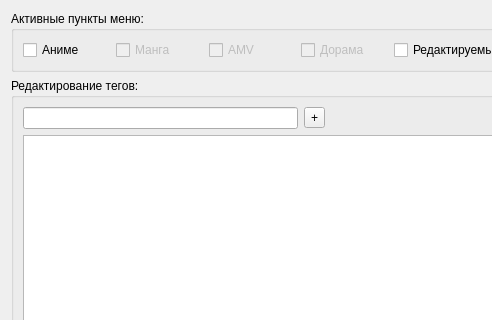
Qt form formsettings.ui (LibertaSoft/DatabaseAnime) before a commit; both pictures show x 0 to 492 and y 0 to 320 of the 655 by 501 pixel window.
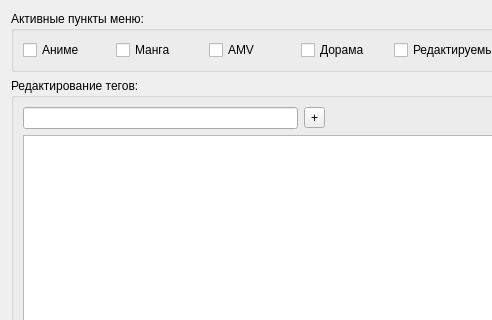
The same form after that commit. Icons and pictures are not drawn.

```diff
--- a/formsettings.ui
+++ b/formsettings.ui
@@ -33,7 +33,7 @@
       <item>
        <widget class="QCheckBox" name="CheckBox_EnableManga">
         <property name="enabled">
-         <bool>false</bool>
+         <bool>true</bool>
         </property>
         <property name="text">
          <string>Манга</string>
@@ -43,7 +43,7 @@
       <item>
        <widget class="QCheckBox" name="CheckBox_EnableAMV">
         <property name="enabled">
-         <bool>false</bool>
+         <bool>true</bool>
         </property>
         <property name="text">
          <string>AMV</string>
@@ -53,7 +53,7 @@
       <item>
        <widget class="QCheckBox" name="CheckBox_EnableDorama">
         <property name="enabled">
-         <bool>false</bool>
+         <bool>true</bool>
         </property>
         <property name="text">
          <string>Дорама</string>
```
